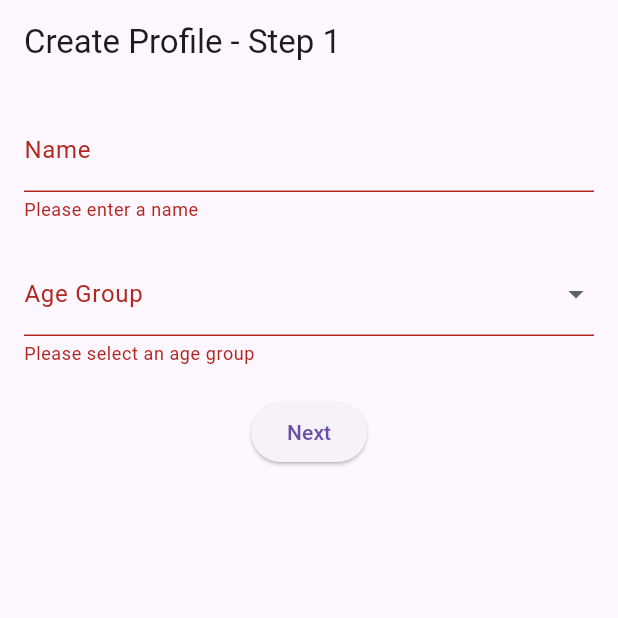
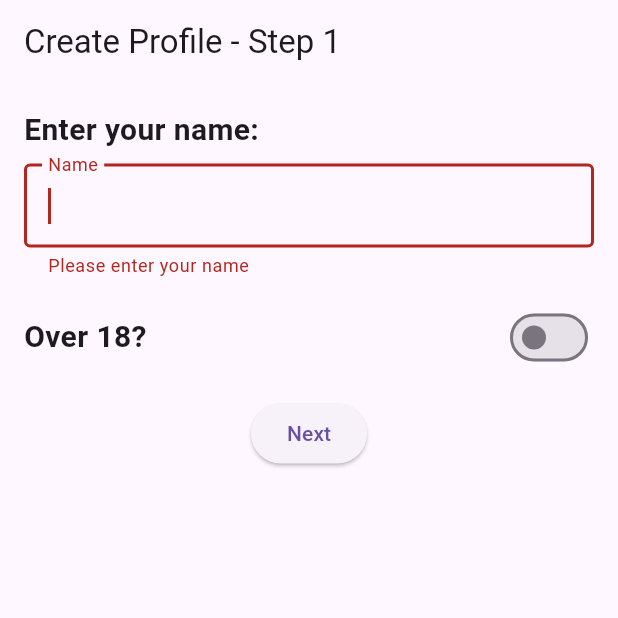
Before and after one commit to xphabletx/useitall, a Flutter app: the screen it shows after launch, after a tap on "Next", on a phone screen of 412 x 824 dp, the top half of it. Run offline on Flutter 3.47's test engine with Material 3 defaults, Android fonts, the phone set to English and light mode, and no system bars; our stand-ins replace csv, sqflite, table_calendar; accounts and stored records are empty.

Commit message:
version 1.5

```diff
--- a/lib/screens/meal_plan_screen.dart
+++ b/lib/screens/meal_plan_screen.dart
@@ -112,7 +112,7 @@ class MealPlanScreenState extends State<MealPlanScreen> {
                 child: Column(
                   children: [
                     const Text(
-                      'Highlight your start and then end dates for the meal plan, like you\'re booking a food holiday!',
+                      'Highlight your start and end dates for the meal plan, like you\'re booking a food holiday!',
                       style: TextStyle(fontSize: 16.0),
                     ),
                     const SizedBox(height: 10),
--- a/lib/screens/name_age_screen.dart
+++ b/lib/screens/name_age_screen.dart
@@ -3,7 +3,9 @@ import 'package:flutter/material.dart';
 import 'allergies_diet_screen.dart';
 
 class NameAgeScreen extends StatefulWidget {
-  const NameAgeScreen({super.key});
+  final Map<String, dynamic>? profile;
+
+  const NameAgeScreen({super.key, this.profile});
 
   @override
   _NameAgeScreenState createState() => _NameAgeScreenState();
@@ -11,13 +13,33 @@ class NameAgeScreen extends StatefulWidget {
 
 class _NameAgeScreenState extends State<NameAgeScreen> {
   final _formKey = GlobalKey<FormState>();
-  final TextEditingController _nameController = TextEditingController();
-  String? _selectedAgeGroup;
+  late TextEditingController _nameController;
+  bool _isOver18 = false;
+  late FocusNode _nameFocusNode;
 
-  final List<String> _ageGroups = [
-    'Under 18',
-    '18 and above',
-  ];
+  @override
+  void initState() {
+    super.initState();
+    _nameController = TextEditingController();
+    _nameFocusNode = FocusNode();
+
+    if (widget.profile != null) {
+      _nameController.text = widget.profile!['name'];
+      _isOver18 = widget.profile!['isOver18'] == 'true';
+    }
+
+    // Set focus on the name text field with keyboard in shift mode
+    WidgetsBinding.instance.addPostFrameCallback((_) {
+      FocusScope.of(context).requestFocus(_nameFocusNode);
+    });
+  }
+
+  @override
+  void dispose() {
+    _nameController.dispose();
+    _nameFocusNode.dispose();
+    super.dispose();
+  }
 
   @override
   Widget build(BuildContext context) {
@@ -30,41 +52,49 @@ class _NameAgeScreenState extends State<NameAgeScreen> {
         child: Form(
           key: _formKey,
           child: Column(
+            crossAxisAlignment: CrossAxisAlignment.start,
             children: [
+              const Text(
+                'Enter your name:',
+                style: TextStyle(fontSize: 20.0, fontWeight: FontWeight.bold),
+              ),
+              const SizedBox(height: 8.0),
               TextFormField(
                 controller: _nameController,
-                decoration: const InputDecoration(labelText: 'Name'),
+                focusNode: _nameFocusNode,
+                textCapitalization: TextCapitalization.words,
+                decoration: const InputDecoration(
+                  border: OutlineInputBorder(),
+                  labelText: 'Name',
+                ),
                 validator: (value) {
                   if (value == null || value.isEmpty) {
-                    return 'Please enter a name';
+                    return 'Please enter your name';
                   }
                   return null;
                 },
               ),
-              const SizedBox(height: 20),
-              DropdownButtonFormField<String>(
-                value: _selectedAgeGroup,
-                decoration: const InputDecoration(labelText: 'Age Group'),
-                items: _ageGroups.map((ageGroup) {
-                  return DropdownMenuItem(
-                    value: ageGroup,
-                    child: Text(ageGroup),
-                  );
-                }).toList(),
+              const SizedBox(height: 16.0),
+              Row(
+                mainAxisAlignment: MainAxisAlignment.spaceBetween,
+                children: [
+                  const Text(
+                    'Over 18?',
+                    style: TextStyle(fontSize: 20.0, fontWeight: FontWeight.bold),
+                  ),
+                  Switch(
+                    value: _isOver18,
                     onChanged: (value) {
                       setState(() {
-                    _selectedAgeGroup = value;
+                        _isOver18 = value;
                       });
                     },
-                validator: (value) {
-                  if (value == null || value.isEmpty) {
-                    return 'Please select an age group';
-                  }
-                  return null;
-                },
                   ),
-              const SizedBox(height: 20),
-              ElevatedButton(
+                ],
+              ),
+              const SizedBox(height: 16.0),
+              Center(
+                child: ElevatedButton(
                   onPressed: () {
                     if (_formKey.currentState!.validate()) {
                       Navigator.push(
@@ -72,13 +102,14 @@ class _NameAgeScreenState extends State<NameAgeScreen> {
                         MaterialPageRoute(
                           builder: (context) => AllergiesDietScreen(
                             name: _nameController.text,
-                          ageGroup: _selectedAgeGroup!,
+                            ageGroup: _isOver18 ? 'Over 18' : 'Under 18',
                           ),
                         ),
                       );
                     }
                   },
                   child: const Text('Next'),
+                ),
               ),
             ],
           ),
```
Lines whose indentation alone changed are shown as unchanged.
